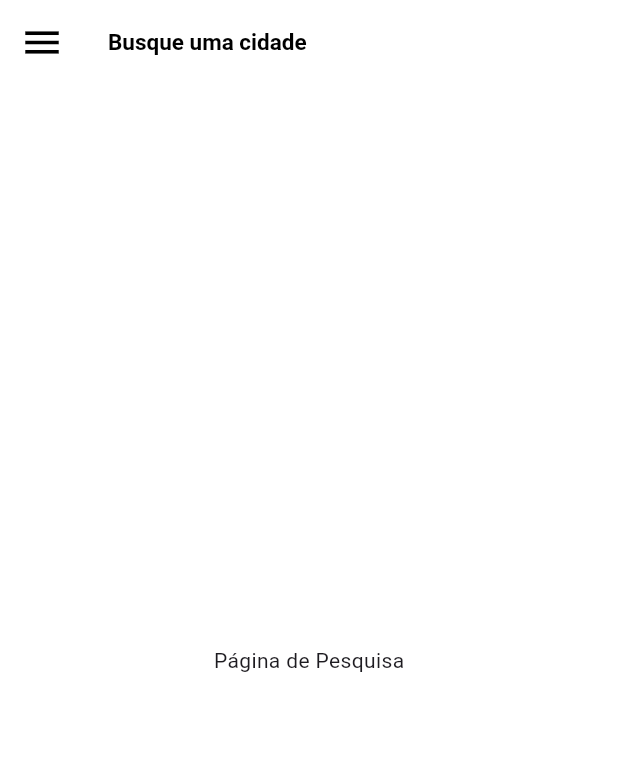
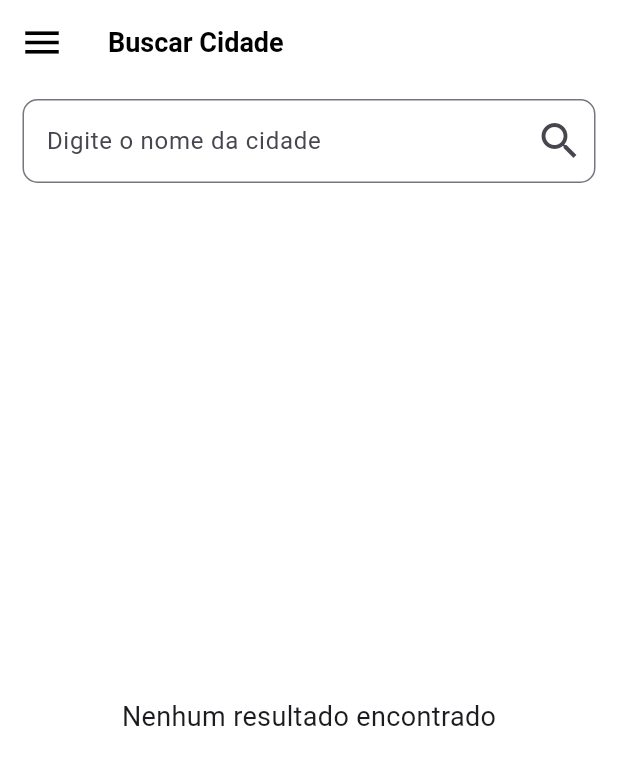
Before and after one commit to rodrigodenner/app-flutter-devstravel, a Flutter app: the SearchPage screen opened by its route, on a phone screen of 412 x 824 dp. Shown: the top 765 px of the screen. Run offline on Flutter 3.47's test engine with Material 3 defaults, Android fonts, the phone set to English and light mode, and no system bars; our stand-ins replace shared_preferences; accounts and stored records are empty; network calls fail; Roboto replaces fonts that are missing (Helvetica Neue).

Commit message:
feat: create searchpage.dart and favorites.dart

```diff
--- a/lib/main.dart
+++ b/lib/main.dart
@@ -5,6 +5,7 @@ import 'src/pages/searchpage.dart';
 import 'src/pages/continent.dart';
 import 'src/pages/listcity.dart';
 import 'src/pages/city.dart';
+import 'src/pages/favorites.dart';
 
 // pages
 import 'src/pages/preloader.dart';
@@ -33,6 +34,7 @@ class MyApp extends StatelessWidget {
         '/continent': (context) => ContinentPage(),
         '/listcity': (context) => ListCityPage(),
         '/city': (context) => CityPage(),
+        '/saved': (context) => FavoritesPage(),
       },
       initialRoute: '/preloader',
     );
--- a/lib/src/pages/searchpage.dart
+++ b/lib/src/pages/searchpage.dart
@@ -3,9 +3,54 @@ import 'package:provider/provider.dart';
 import '../models/appdata.dart';
 import '../partials/customappbar.dart';
 import '../partials/customdrawer.dart';
+import '../partials/citybox.dart';
 
-class SearchPage extends StatelessWidget {
+class SearchPage extends StatefulWidget {
+  @override
+  _SearchPageState createState() => _SearchPageState();
+}
+
+class _SearchPageState extends State<SearchPage> {
   GlobalKey<ScaffoldState> _scaffoldKey = GlobalKey();
+
+  var list = [];
+
+  void searchCities(BuildContext context, String searchText) async {
+    AppData appData = Provider.of<AppData>(context, listen: false);
+    String normalizedSearchText = searchText.trim().toLowerCase();
+
+    if (normalizedSearchText.isEmpty) {
+      setState(() {
+        list = [];
+      });
+      return;
+    }
+
+    List<dynamic> searchResults = [];
+
+    for (var continent in appData.data) {
+      for (var country in continent['countries']) {
+        for (var city in country['cities']) {
+          if (city['name'].toLowerCase().contains(normalizedSearchText)) {
+            searchResults.add(city);
+          }
+        }
+      }
+    }
+    setState(() {
+      list = searchResults;
+    });
+  }
+
+  void cityBoxAction(pageContext, cityData) {
+    Navigator.pushNamed(
+      pageContext,
+      '/city',
+      arguments: {
+        'cityData': cityData,
+      },
+    );
+  }
 
   @override
   Widget build(BuildContext context) {
@@ -15,18 +60,52 @@ class SearchPage extends StatelessWidget {
         appBar: CustomAppBar(
           pageContext: context,
           scaffoldKey: _scaffoldKey,
-          title: 'Busque uma cidade',
+          title: 'Buscar Cidade',
           hideSearch: true,
         ),
-        drawer: CustomDrawer(
-          pageContext: context
-        ),
+        drawer: CustomDrawer(pageContext: context),
         backgroundColor: Colors.white,
-        body: Center(
-          child: Column(
-            mainAxisAlignment: MainAxisAlignment.center,
-            children: <Widget>[Text('Página de Pesquisa')],
-          ),
+        body: Column(
+          children: <Widget>[
+            Container(
+              margin: EdgeInsets.only(top: 10, right: 15, bottom: 10, left: 15),
+              child: TextField(
+                onChanged: (text) {
+                  searchCities(context, text);
+                },
+                decoration: InputDecoration(
+                  hintText: 'Digite o nome da cidade',
+                  suffixIcon: Icon(
+                    Icons.search,
+                    size: 32,
+                  ),
+                  border: OutlineInputBorder(
+                    borderRadius: BorderRadius.all(Radius.circular(10.0)),
+                  ),
+                ),
+              ),
+            ),
+            Expanded(
+              child: list.isEmpty
+                  ? Center(
+                child: Text(
+                  'Nenhum resultado encontrado',
+                  style: TextStyle(fontSize: 18.0),
+                ),
+              )
+                  : GridView.count(
+                crossAxisCount: 2,
+                children: List.generate(list.length, (index) {
+                  return CityBox(
+                    data: list[index],
+                    onTap: (cityData) {
+                      cityBoxAction(context, cityData);
+                    },
+                  );
+                }),
+              ),
+            ),
+          ],
         ),
       ),
     );
--- a/lib/src/partials/customappbar.dart
+++ b/lib/src/partials/customappbar.dart
@@ -70,7 +70,7 @@ class _CustomAppBarState extends State<CustomAppBar> {
         widget.title,
         style: const TextStyle(
             color: Colors.black,
-            fontSize: 15,
+            fontSize: 18,
             fontWeight: FontWeight.bold,
             fontFamily: 'Helvetica Neue'),
       ),
```
Also changed, not shown: lib/src/pages/favorites.dart (added, +72 -0 lines), lib/src/pages/preloader.dart (+7 -5 lines).
